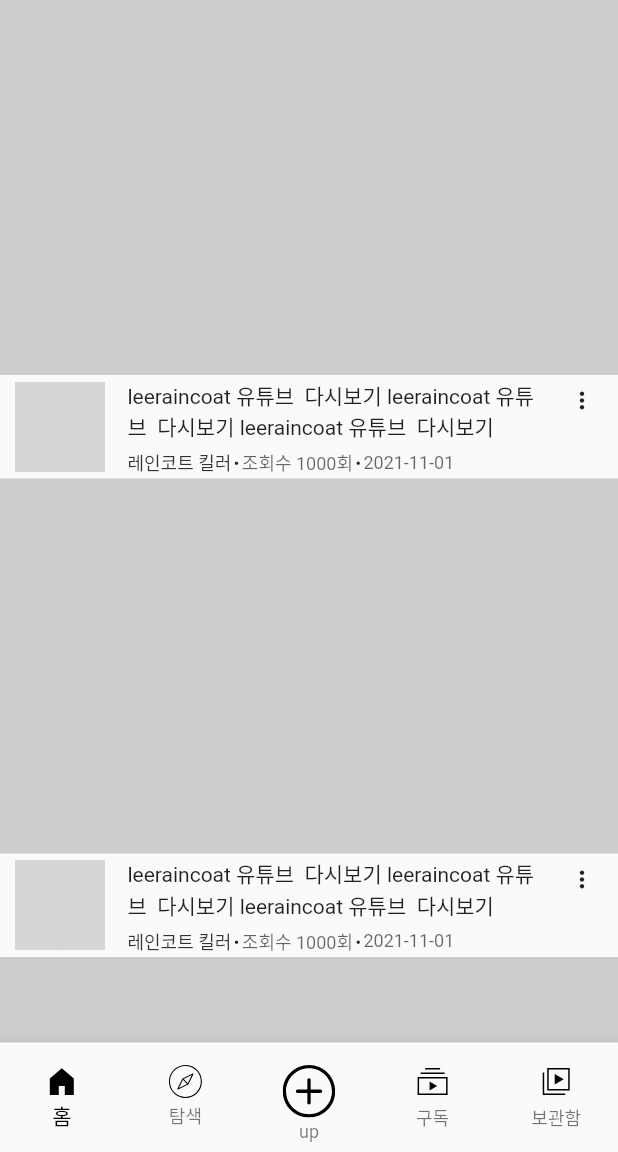
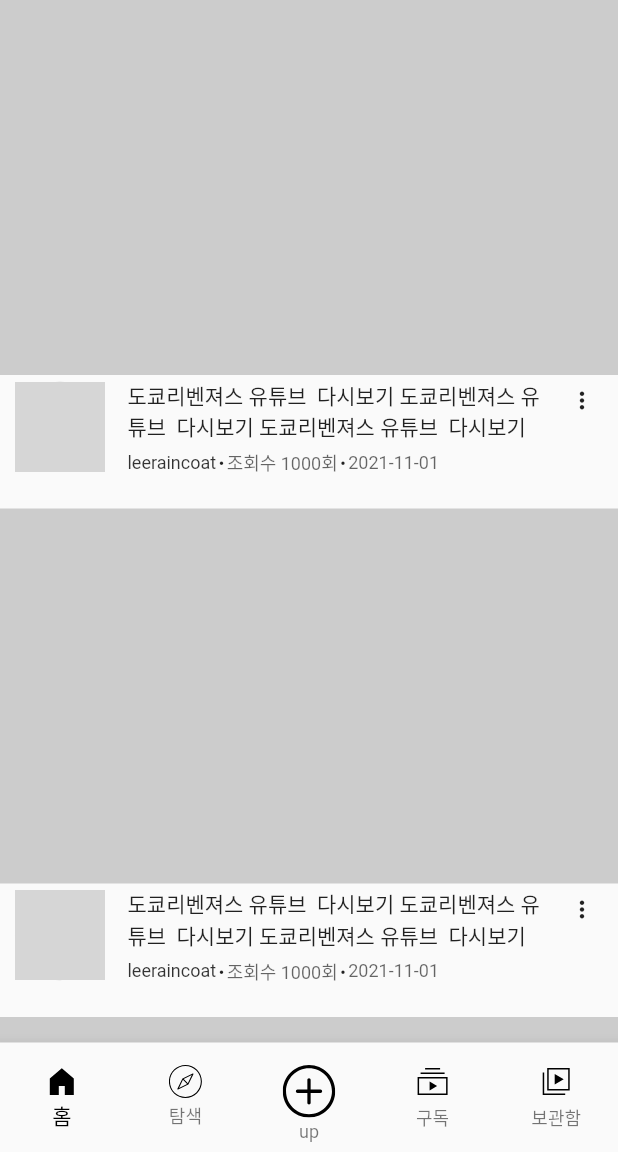
Before and after one commit to leewoobi/youtube_getX, a Flutter app: the screen it shows after launch, on a phone screen of 412 x 824 dp, the part 84-1236 px from its top. Run offline on Flutter 3.47's test engine with Material 2 defaults, Android fonts, the light colour scheme and no system bars; our stand-ins replace flutter_svg, get; network calls fail; grey boxes are pictures that could not be loaded.

Commit message:
git sync check

```diff
--- a/lib/main.dart
+++ b/lib/main.dart
@@ -3,6 +3,7 @@ import 'package:flutter/material.dart';
 import 'package:get/get.dart';
 import 'package:youtube_getx/src/app.dart';
 import 'package:youtube_getx/src/binding/init_binding.dart';
+import 'package:youtube_getx/src/components/youtube_detail.dart';
 
 void main() {
   runApp(MyApp());
@@ -23,7 +24,10 @@ class MyApp extends StatelessWidget {
       ),
       initialBinding: InitBinding(),
       initialRoute: "/",
-      getPages: [GetPage(name: "/", page: () => App())],
+      getPages: [
+        GetPage(name: "/", page: () => App()),
+        GetPage(name: "/detail/:videoId", page: () => YoutubeDetail())
+      ],
     );
   }
 }
--- a/lib/src/components/video_widget.dart
+++ b/lib/src/components/video_widget.dart
@@ -9,7 +9,7 @@ class VideoWWidget extends StatelessWidget {
 
   Widget _simpleDetailinfo() {
     return Container(
-      padding: const EdgeInsets.only(left: 10),
+      padding: const EdgeInsets.only(left: 10, bottom: 20),
       child: Row(
         children: [
           CircleAvatar(
@@ -30,7 +30,7 @@ class VideoWWidget extends StatelessWidget {
                 children: [
                   Expanded(
                     child: Text(
-                      "leeraincoat 유튜브  다시보기 leeraincoat 유튜브  다시보기 leeraincoat 유튜브  다시보기",
+                      "도쿄리벤져스 유튜브  다시보기 도쿄리벤져스 유튜브  다시보기 도쿄리벤져스 유튜브  다시보기",
                       maxLines: 2,
                     ),
                   ),
@@ -40,9 +40,12 @@ class VideoWWidget extends StatelessWidget {
                       icon: Icon(Icons.more_vert, size: 18))
                 ],
               ),
+              SizedBox(
+                width: 20,
+              ),
               Row(
                 children: [
-                  Text('레인코트 킬러',
+                  Text('leeraincoat',
                       style: TextStyle(
                           fontSize: 12, color: Colors.black.withOpacity(0.8))),
                   Text("･"),
--- a/lib/src/pages/home.dart
+++ b/lib/src/pages/home.dart
@@ -1,4 +1,5 @@
 import 'package:flutter/material.dart';
+import 'package:get/get.dart';
 import 'package:youtube_getx/src/components/custom_appbar.dart';
 import 'package:youtube_getx/src/components/video_widget.dart';
 
@@ -20,6 +21,7 @@ class Home extends StatelessWidget {
               return GestureDetector(
                 onTap: () {
                   // page route
+                  Get.toNamed("/detail/3123123");
                 },
                 child: VideoWWidget(),
               );
```
Also changed, not shown: lib/src/components/youtube_detail.dart (added, +13 -0 lines).
